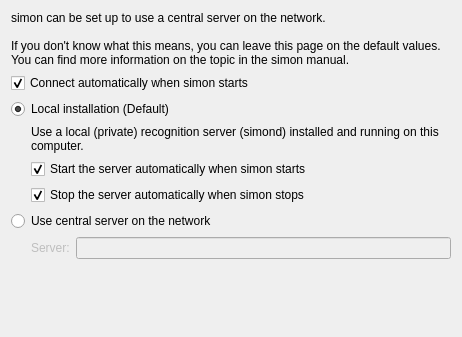
Before: the Qt Designer form simon/src/firstrunsimondconfig.ui in KDE/simon, drawn with Qt 5.
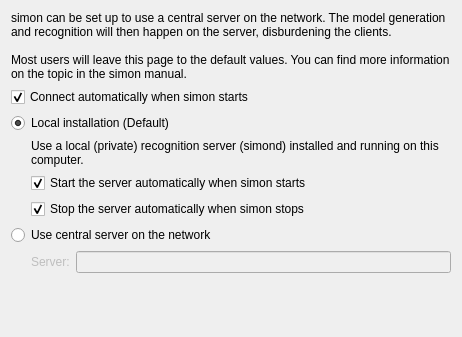
After: the same form once the commit is applied.

What changed in the file:
```diff
--- a/simon/src/firstrunsimondconfig.ui
+++ b/simon/src/firstrunsimondconfig.ui
@@ -17,9 +17,9 @@
    <item>
     <widget class="QLabel" name="label_3">
      <property name="text">
-      <string>simon can be set up to use a central server on the network.
+      <string>simon can be set up to use a central server on the network. The model generation and recognition will then happen on the server, disburdening the clients.
 
-If you don't know what this means, you can leave this page on the default values. You can find more information on the topic in the simon manual.</string>
+Most users will leave this page to the default values. You can find more information on the topic in the simon manual.</string>
      </property>
      <property name="wordWrap">
       <bool>true</bool>
```
